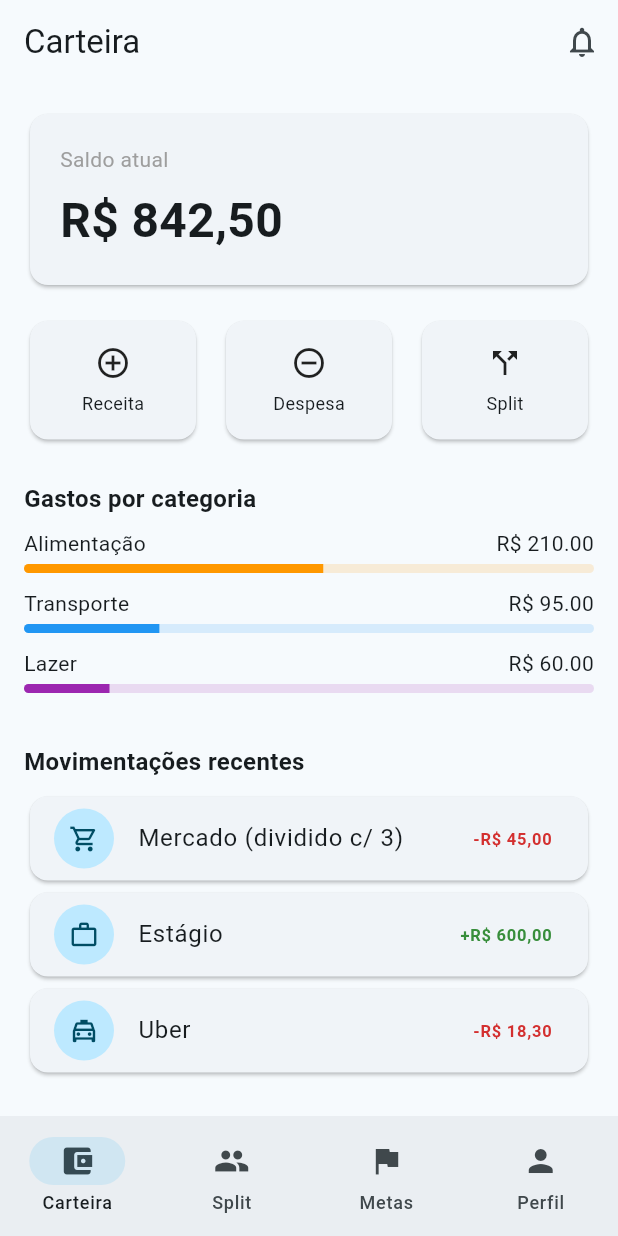
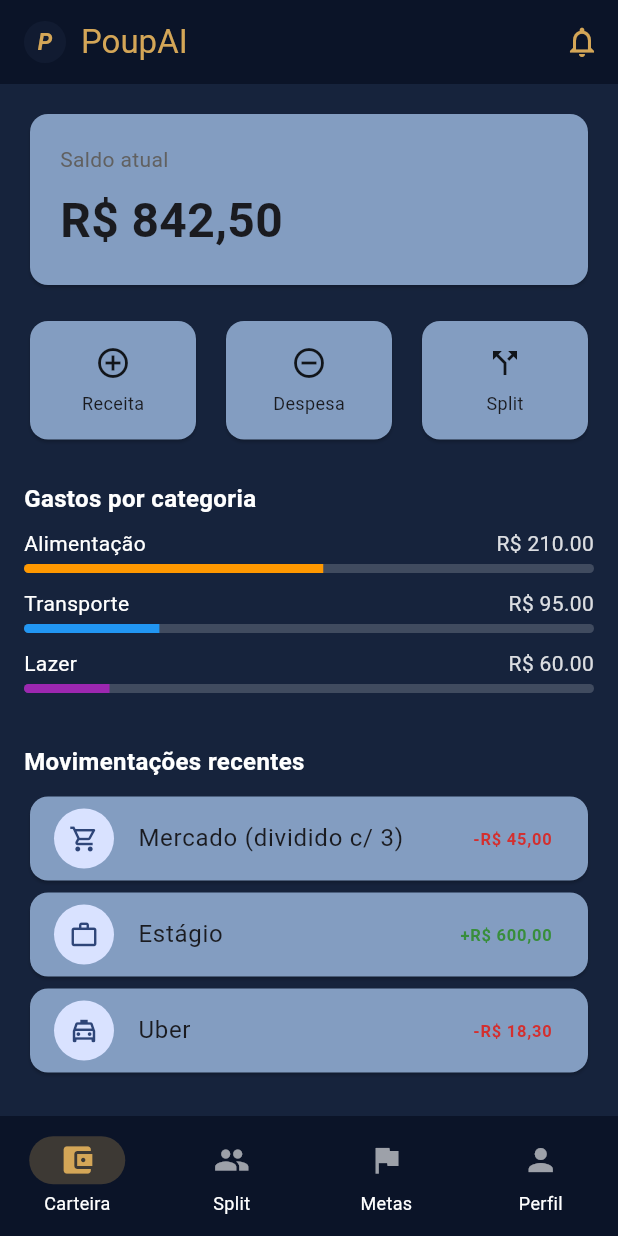
Before and after one commit to AndreNobrega125/CPs-456-Flutter-CPAD, a Flutter app: the screen it shows after launch, on a phone screen of 412 x 824 dp. Run offline on Flutter 3.47's test engine with Material 3 defaults, Android fonts, the phone set to English and light mode, and no system bars.

Commit message:
Mudança de cores

```diff
--- a/lib/main.dart
+++ b/lib/main.dart
@@ -3,6 +3,16 @@ import 'screens/home_screen.dart';
 import 'screens/split_screen.dart';
 import 'screens/metas_screen.dart';
 import 'screens/perfil_screen.dart';
+
+// Paleta oficial do PoupAI
+class PoupAiColors {
+  static const azulEscuro = Color(0xFF0B1428); // topo/rodapé (AppBar, navegação) — bem mais escuro pra destacar do meio
+  static const azulMarinho = Color.fromARGB(255, 17, 27, 49); // acento geral (texto, ícones, FAB)
+  static const azulClaro = Color.fromARGB(255, 22, 35, 60); // fundo do meio (conteúdo) — navy forte, mesma família do azulEscuro mas nitidamente mais claro
+  static const dourado = Color(0xFFD4A657);
+  static const cardClaro = Color.fromARGB(255, 131, 157, 193); // fundo dos cards/botões — azul claro nítido, mesma família do fundo mas com contraste real
+  static const branco = Color(0xFFFFFFFF); // textos em cima do azul escuro (títulos de seção, nav)
+}
 
 void main() {
   runApp(const MyApp());
@@ -14,10 +24,38 @@ class MyApp extends StatelessWidget {
   @override
   Widget build(BuildContext context) {
     return MaterialApp(
-      title: 'CP Fintech Estudante',
+      title: 'PoupAI',
       theme: ThemeData(
-        colorScheme: ColorScheme.fromSeed(seedColor: Colors.blueGrey),
         useMaterial3: true,
+        colorScheme: ColorScheme.fromSeed(
+          seedColor: PoupAiColors.azulMarinho,
+          primary: PoupAiColors.azulMarinho,
+          secondary: PoupAiColors.dourado,
+          surface: PoupAiColors.cardClaro,
+        ),
+        scaffoldBackgroundColor: PoupAiColors.azulClaro,
+        cardTheme: const CardThemeData(
+          color: PoupAiColors.cardClaro,
+        ),
+        appBarTheme: const AppBarTheme(
+          backgroundColor: PoupAiColors.azulEscuro,
+          foregroundColor: PoupAiColors.dourado,
+        ),
+        navigationBarTheme: NavigationBarThemeData(
+          backgroundColor: PoupAiColors.azulEscuro,
+          indicatorColor: PoupAiColors.dourado.withValues(alpha: 0.25),
+          labelTextStyle: WidgetStateProperty.all(
+            const TextStyle(color: PoupAiColors.branco, fontSize: 12),
+          ),
+          iconTheme: WidgetStateProperty.resolveWith((states) {
+            final selecionado = states.contains(WidgetState.selected);
+            return IconThemeData(color: selecionado ? PoupAiColors.dourado : PoupAiColors.branco.withValues(alpha: 0.6));
+          }),
+        ),
+        floatingActionButtonTheme: const FloatingActionButtonThemeData(
+          backgroundColor: PoupAiColors.dourado,
+          foregroundColor: PoupAiColors.azulMarinho,
+        ),
       ),
       home: const RootNav(),
     );
--- a/lib/screens/home_screen.dart
+++ b/lib/screens/home_screen.dart
@@ -1,4 +1,6 @@
 import 'package:flutter/material.dart';
+import '../main.dart';
+import '../widgets/poupai_logo.dart';
 
 class HomeScreen extends StatelessWidget {
   const HomeScreen({super.key});
@@ -7,7 +9,14 @@ class HomeScreen extends StatelessWidget {
   Widget build(BuildContext context) {
     return Scaffold(
       appBar: AppBar(
-        title: const Text('Carteira'),
+        title: Row(
+          mainAxisSize: MainAxisSize.min,
+          children: const [
+            PoupAiLogo(tamanho: 28),
+            SizedBox(width: 10),
+            Text('PoupAI'),
+          ],
+        ),
         actions: [
           IconButton(onPressed: () {}, icon: const Icon(Icons.notifications_outlined)),
         ],
@@ -21,7 +30,7 @@ class HomeScreen extends StatelessWidget {
               child: Column(
                 crossAxisAlignment: CrossAxisAlignment.start,
                 children: const [
-                  Text('Saldo atual', style: TextStyle(fontSize: 14, color: Colors.grey)),
+                  Text('Saldo atual', style: TextStyle(fontSize: 14, color: Color(0xFF616161))),
                   SizedBox(height: 8),
                   Text('R\$ 842,50', style: TextStyle(fontSize: 32, fontWeight: FontWeight.bold)),
                 ],
@@ -39,13 +48,19 @@ class HomeScreen extends StatelessWidget {
             ],
           ),
           const SizedBox(height: 24),
-          const Text('Gastos por categoria', style: TextStyle(fontSize: 16, fontWeight: FontWeight.w600)),
+          const Text(
+            'Gastos por categoria',
+            style: TextStyle(fontSize: 16, fontWeight: FontWeight.w600, color: PoupAiColors.branco),
+          ),
           const SizedBox(height: 8),
           const _CategoriaBar(nome: 'Alimentação', valor: 210, total: 400, cor: Colors.orange),
           const _CategoriaBar(nome: 'Transporte', valor: 95, total: 400, cor: Colors.blue),
           const _CategoriaBar(nome: 'Lazer', valor: 60, total: 400, cor: Colors.purple),
           const SizedBox(height: 24),
-          const Text('Movimentações recentes', style: TextStyle(fontSize: 16, fontWeight: FontWeight.w600)),
+          const Text(
+            'Movimentações recentes',
+            style: TextStyle(fontSize: 16, fontWeight: FontWeight.w600, color: PoupAiColors.branco),
+          ),
           const SizedBox(height: 8),
           const _MovimentoTile(
             descricao: 'Mercado (dividido c/ 3)',
@@ -112,8 +127,11 @@ class _CategoriaBar extends StatelessWidget {
           Row(
             mainAxisAlignment: MainAxisAlignment.spaceBetween,
             children: [
-              Text(nome),
-              Text('R\$ ${valor.toStringAsFixed(2)}'),
+              Text(nome, style: const TextStyle(color: PoupAiColors.branco)),
+              Text(
+                'R\$ ${valor.toStringAsFixed(2)}',
+                style: TextStyle(color: PoupAiColors.branco.withValues(alpha: 0.85)),
+              ),
             ],
           ),
           const SizedBox(height: 4),
@@ -123,7 +141,7 @@ class _CategoriaBar extends StatelessWidget {
               value: valor / total,
               minHeight: 6,
               color: cor,
-              backgroundColor: cor.withValues(alpha: 0.15),
+              backgroundColor: Colors.white.withValues(alpha: 0.18),
             ),
           ),
         ],
--- a/lib/screens/perfil_screen.dart
+++ b/lib/screens/perfil_screen.dart
@@ -1,4 +1,5 @@
 import 'package:flutter/material.dart';
+import '../widgets/poupai_logo.dart';
 
 class PerfilScreen extends StatelessWidget {
   const PerfilScreen({super.key});
@@ -13,10 +14,10 @@ class PerfilScreen extends StatelessWidget {
           Center(
             child: Column(
               children: [
-                const CircleAvatar(radius: 40, child: Icon(Icons.person, size: 40)),
+                const PoupAiLogo(tamanho: 80),
                 const SizedBox(height: 12),
                 const Text('Estudante FIAP', style: TextStyle(fontSize: 18, fontWeight: FontWeight.bold)),
-                Text('Turma 2CCPG', style: TextStyle(color: Colors.grey[600])),
+                Text('Turma 2CCPG', style: TextStyle(color: Colors.grey[700])),
               ],
             ),
           ),
@@ -54,7 +55,7 @@ class _StatCard extends StatelessWidget {
         child: Column(
           crossAxisAlignment: CrossAxisAlignment.start,
           children: [
-            Text(label, style: TextStyle(fontSize: 12, color: Colors.grey[600])),
+            Text(label, style: TextStyle(fontSize: 12, color: Colors.grey[700])),
             const SizedBox(height: 6),
             Text(valor, style: const TextStyle(fontSize: 18, fontWeight: FontWeight.bold)),
           ],
--- /dev/null
+++ b/lib/widgets/poupai_logo.dart
@@ -0,0 +1,31 @@
+import 'package:flutter/material.dart';
+import '../main.dart';
+
+// Placeholder vetorial do logo — trocar por Image.asset quando o arquivo real chegar
+class PoupAiLogo extends StatelessWidget {
+  final double tamanho;
+
+  const PoupAiLogo({super.key, this.tamanho = 40});
+
+  @override
+  Widget build(BuildContext context) {
+    return Container(
+      width: tamanho,
+      height: tamanho,
+      decoration: const BoxDecoration(
+        color: PoupAiColors.azulMarinho,
+        shape: BoxShape.circle,
+      ),
+      alignment: Alignment.center,
+      child: Text(
+        'P',
+        style: TextStyle(
+          color: PoupAiColors.dourado,
+          fontSize: tamanho * 0.55,
+          fontWeight: FontWeight.bold,
+          fontStyle: FontStyle.italic,
+        ),
+      ),
+    );
+  }
+}
```
